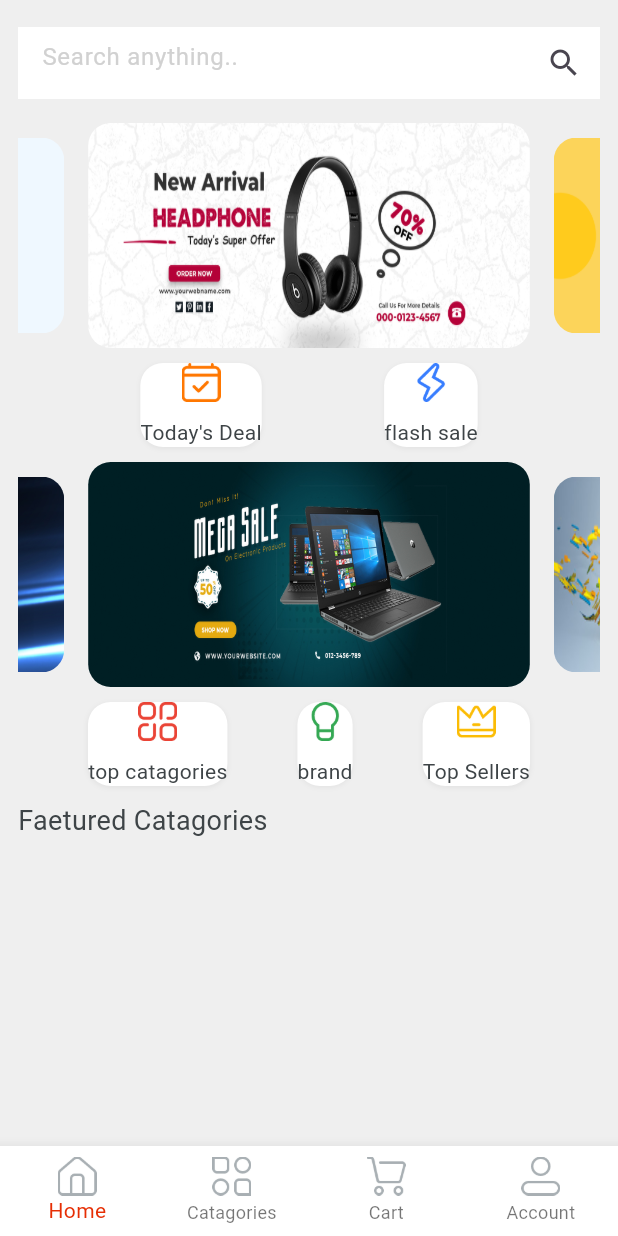
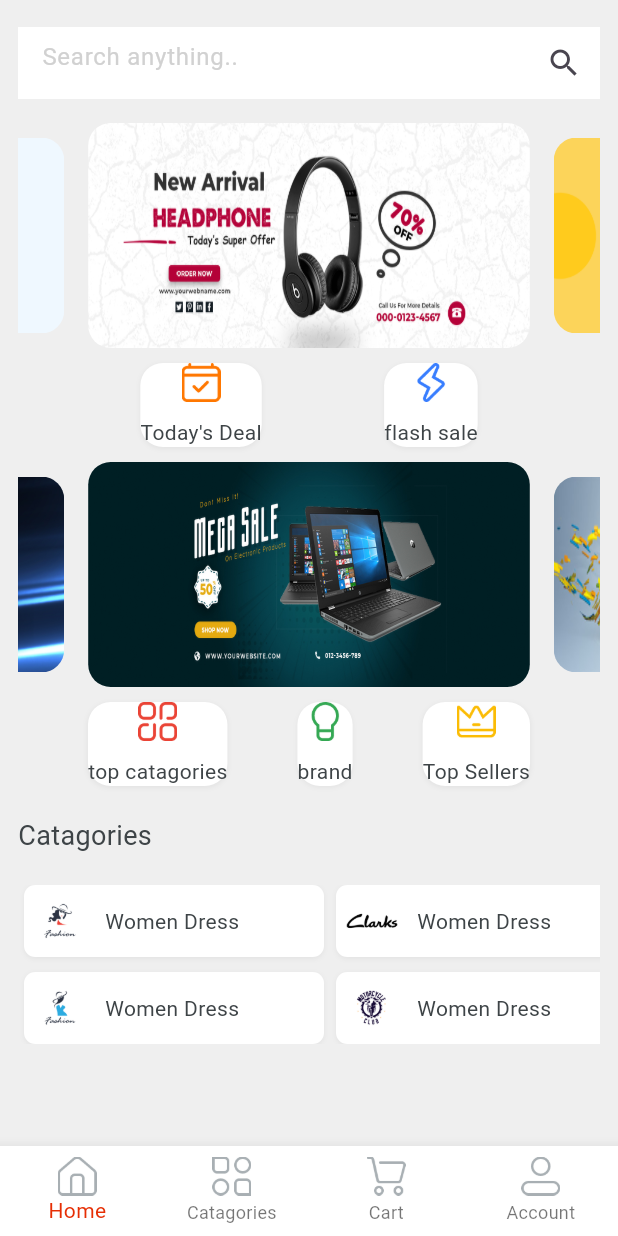
Before and after one commit to TurjoyBasakArko/AustMart, a Flutter app: the Home screen opened directly, on a phone screen of 412 x 824 dp. Run offline on Flutter 3.47's test engine with Material 3 defaults, Android fonts, the phone set to English and light mode, and no system bars; drawn by our look-alikes of velocity_x; our stand-ins replace get; Roboto replaces fonts that are missing (sans_regular, sans_semibold).

Commit message:
Initial Commit
Featured Button

```diff
--- a/lib/catagory_screen/catagory_details.dart
+++ b/lib/catagory_screen/catagory_details.dart
@@ -9,6 +9,7 @@ import 'package:austmart/widgets_common/bg_widget.dart';
 import 'package:austmart/widgets_common/custom_textfield.dart';
 import 'package:flutter/rendering.dart';
 import 'package:get/get.dart';
+
 class CatagoryDetails extends StatelessWidget {
   final String? title;
   const CatagoryDetails({Key?key, this.title}):super(key:key);
--- a/lib/consts/list.dart
+++ b/lib/consts/list.dart
@@ -21,3 +21,9 @@ const profileButtonsList=[orders,wishlist,messages];
 const profileButtonsIcon=[icOrder,icOrder,icMessages];
 const catagoryList=[books,labMaterials,EngrDrawingMaterials,notes,stationary,semesterQues];
 const catagoryImages =[imgFc1,imgFc2,imgFc3,imgFc4,imgFc5,imgFc6,imgFc7,imgFc8,imgFc9];
+
+const featuredImages1 = [imgS1, imgS2, imgS3];
+const featuredImages2 = [imgS4, imgS5, imgS6];
+
+const featuredTitles1 = [womenDress, girlsDress, girlsWatches];
+const featuredTitles2 = [boysGlasses, mobilePhone, tShirts];
--- a/lib/consts/strings.dart
+++ b/lib/consts/strings.dart
@@ -38,3 +38,12 @@ const     EngrDrawingMaterials="Engineering Drawing Materials";
 const     notes="Notes";
 const     stationary="Stationary";
 const     semesterQues="Previous Question Papers";
+
+const womenDress = "Women Dress";
+const girlsWatches = "Girls Watches";
+const mobilePhone = "Mobile Phone";
+const boysGlasses = "Boys Glasses";
+const tShirts = "T-Shirts";
+const girlsDress = "Girls Dress";
+
+const featureProduct = "Featured Product";
--- /dev/null
+++ b/lib/home_screen/featured_button.dart
@@ -0,0 +1,15 @@
+import 'package:austmart/consts/consts.dart';
+
+
+
+Widget featuredButton({String? title, icon}) {
+  return Row(
+    children: [
+      Image.asset(icon, width: 40, fit: BoxFit.fill),
+      10.widthBox,
+      womenDress.text.fontFamily(semibold).color(darkFontGrey).make(),
+    ],
+  ).box.width(200).margin(EdgeInsets.symmetric(horizontal: 4)).white.padding(const EdgeInsets.all(4)).roundedSM.outerShadowSm.make();
+
+
+}
--- a/lib/home_screen/home_screen.dart
+++ b/lib/home_screen/home_screen.dart
@@ -8,7 +8,9 @@ import 'package:austmart/widgets_common/bg_widget.dart';
 import 'package:austmart/widgets_common/custom_textfield.dart';
 import 'package:flutter/rendering.dart';
 import 'package:get/get.dart';
-import 'package:velocity_x/velocity_x.dart'; // Import VelocityX for VxSwiper
+import 'package:velocity_x/velocity_x.dart';
+import 'featured_button.dart'; // Import VelocityX for VxSwiper
+
 
 class HomeScreen extends StatelessWidget {
   @override
@@ -105,14 +107,24 @@ class HomeScreen extends StatelessWidget {
 
                       )),
                     ),
+                    20.heightBox,
+                    Align(alignment: Alignment.centerLeft,child: catagories.text.color(darkFontGrey).size(18).fontFamily(semibold).make()),
+
+
+                    20.heightBox,
+                    SingleChildScrollView(
+                        scrollDirection: Axis.horizontal,
+                        child:Row(
+                          children: List.generate(3,(index)=> Column(
+                            children: [
+                              featuredButton(icon: featuredImages1[index],title:featuredTitles1[index] ),
                               10.heightBox,
-                       Align(
-                           alignment:Alignment.centerLeft,
-                           child: featurecatagories
-                               .text.color(darkFontGrey)
-                               .size(18)
-                               .fontFamily(semibold)
-                               .make()
+                              featuredButton(icon: featuredImages2[index],title:featuredTitles2[index] ),
+                            ],
+                          ),
+                          ),//column
+                        )
+
                     )
                   ],
                 ),
```
Lines whose indentation alone changed are shown as unchanged.
